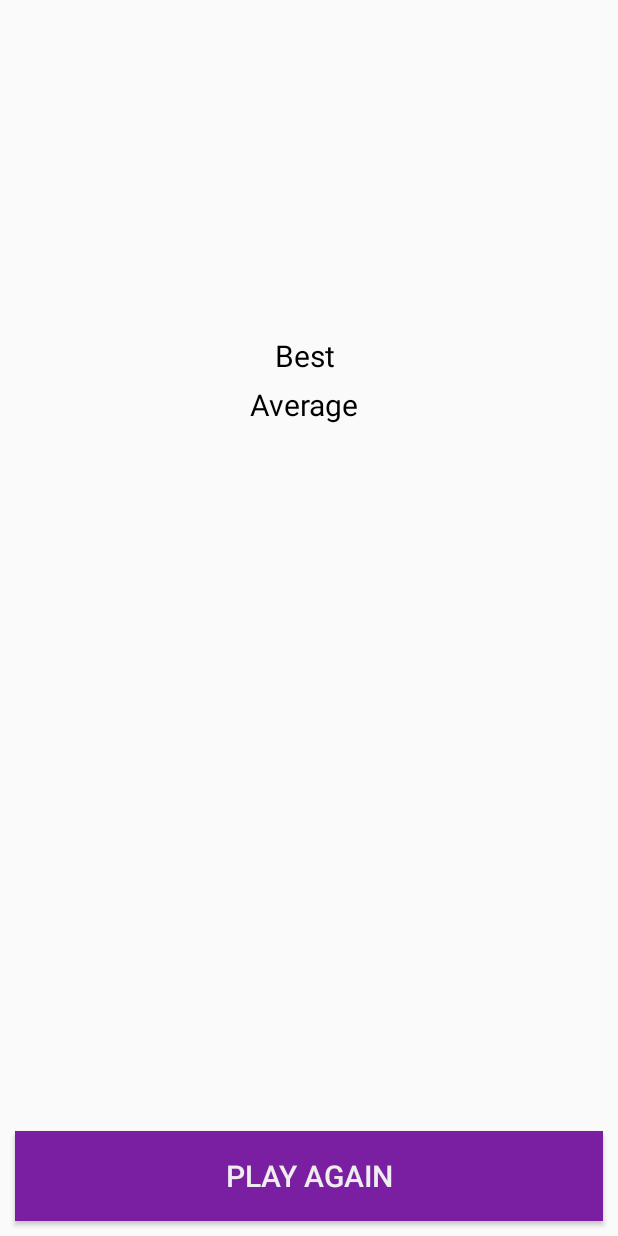
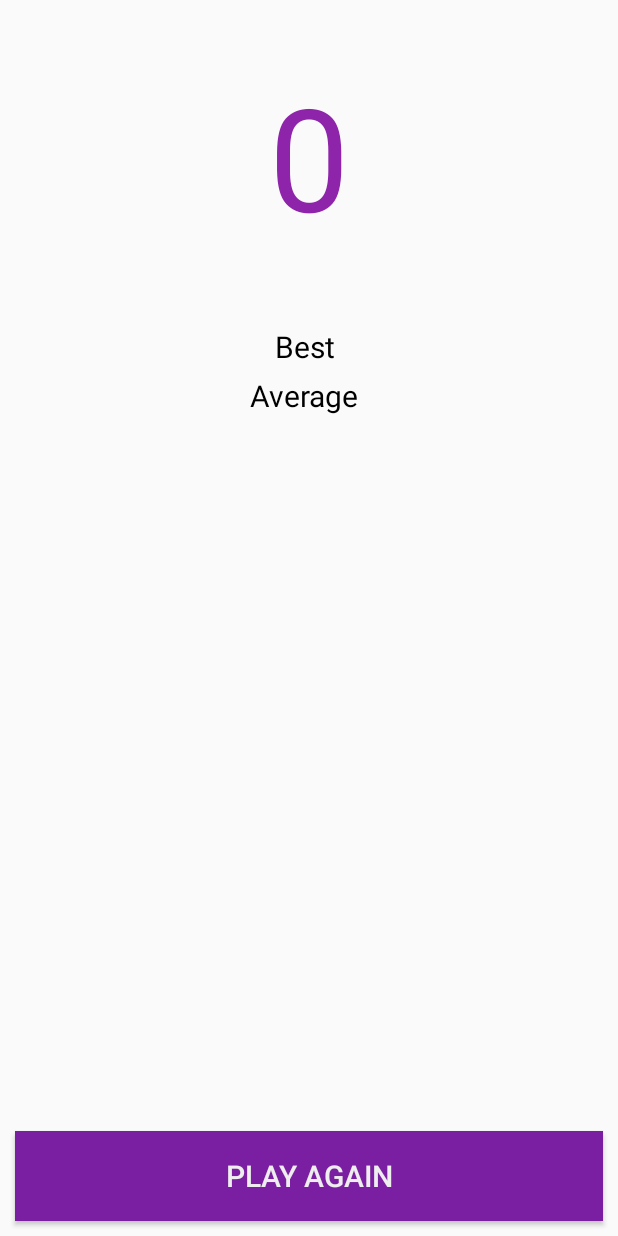
Before and after one commit to ryandancy/variant-tap, an Android app: the screen it shows after launch (PostGameActivity), on a phone screen of 412 x 824 dp. Run offline under Robolectric (Android 15) with nearby library versions, the phone set to English and light mode, and no system bars; libraries missing offline, so code that uses them is left out: com.github.lzyzsd.circleprogress; 6 statements that could not run were skipped.

Commit message:
Set score TextView from intent in PostGameActivity
Now @id/post_score_text gets set with the "SCORE" extra from the intent.
Also its android:textSize is now 95sp; 100sp was causing issues on my
testing phone.

```diff
--- a/app/src/main/java/ca/keal/varianttap/PostGameActivity.java
+++ b/app/src/main/java/ca/keal/varianttap/PostGameActivity.java
@@ -1,7 +1,9 @@
 package ca.keal.varianttap;
 
+import android.os.Bundle;
 import android.support.v7.app.AppCompatActivity;
-import android.os.Bundle;
+import android.util.Log;
+import android.widget.TextView;
 
 public class PostGameActivity extends AppCompatActivity {
 
@@ -9,6 +11,16 @@ public class PostGameActivity extends AppCompatActivity {
   protected void onCreate(Bundle savedInstanceState) {
     super.onCreate(savedInstanceState);
     setContentView(R.layout.activity_post_game);
+
+    // Get score from intent, set it to the score TextView
+
+    int score = getIntent().getExtras().getInt("SCORE", -1);
+    if (score == -1) { // score was not in the extras
+      Log.e(getClass().getName(), "Intent did not have \"SCORE\" extra!");
+    }
+
+    TextView scoreText = (TextView) findViewById(R.id.post_score_text);
+    scoreText.setText(String.valueOf(score));
   }
 
 }
--- a/app/src/main/res/layout/activity_post_game.xml
+++ b/app/src/main/res/layout/activity_post_game.xml
@@ -14,7 +14,7 @@
       android:layout_alignParentTop="true"
       android:layout_centerHorizontal="true"
       android:layout_margin="40dp"
-      android:textSize="100sp"
+      android:textSize="95sp"
       android:textColor="@color/colorPrimary" />
 
   <!-- TODO animate? -->
```
